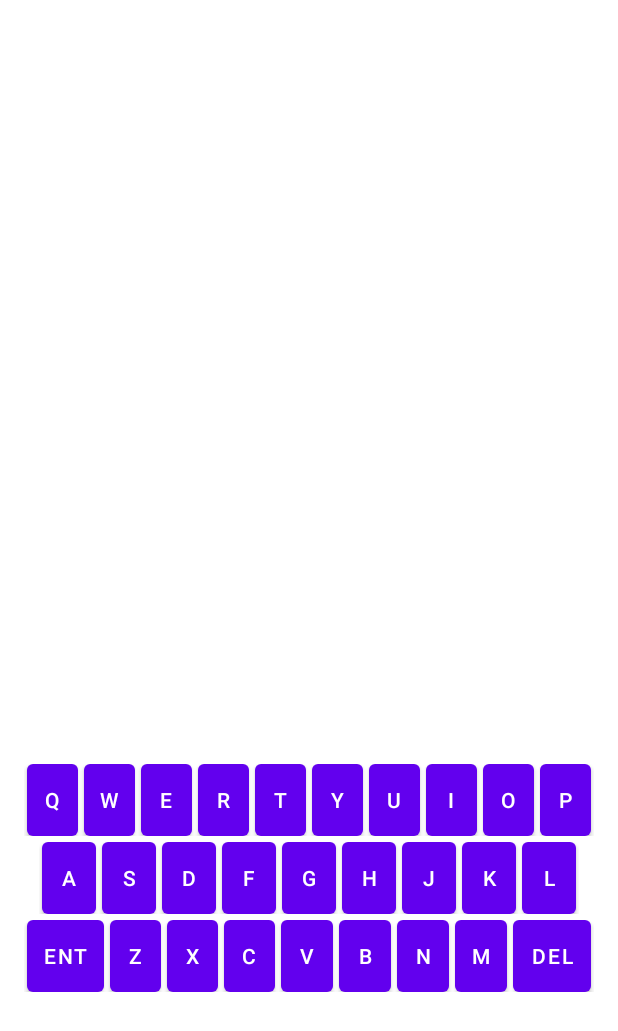
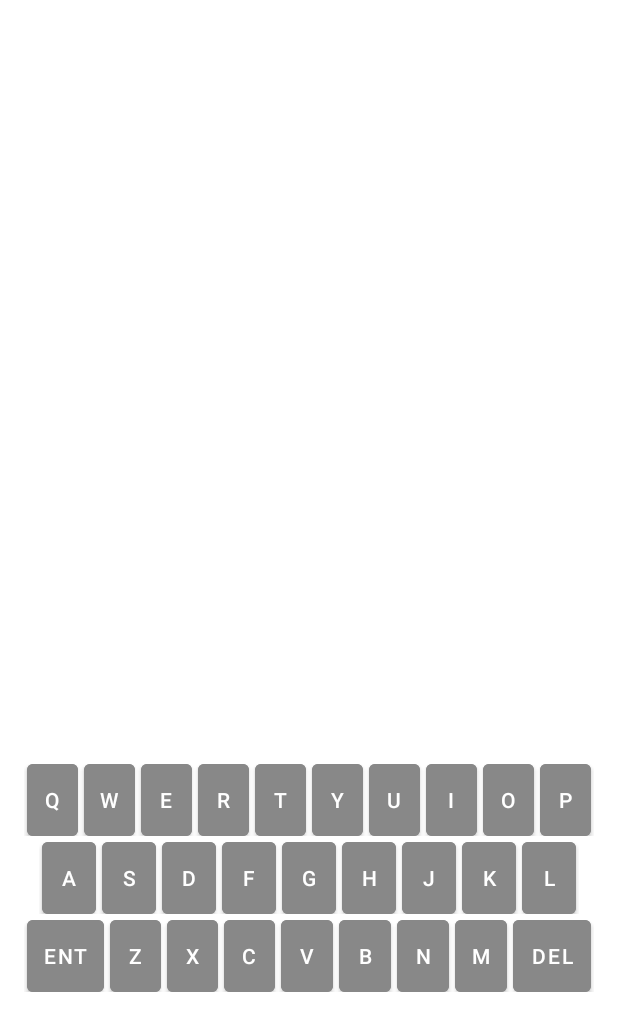
Before and after one commit to NotWordle/NotWordleAndroid, an Android app: the layout activity_game.xml on its own in the app's theme, with its tools: preview values and no code run, on a phone screen of 412 x 824 dp. Shown: the top 1031 px of the screen. Run offline under Robolectric (Android 15) with nearby library versions, the light colour scheme and no system bars; network calls fail.

Commit message:
added feature to update keyboard background based on validity of the letter used; updated keyboard default background to match colors used for Validity::EMPTY

```diff
--- a/app/src/main/java/app/notwordle/GameKeyboard.kt
+++ b/app/src/main/java/app/notwordle/GameKeyboard.kt
@@ -1,6 +1,7 @@
 package app.notwordle
 
 import android.content.Context
+import android.graphics.drawable.Drawable
 import android.text.TextUtils
 import android.util.AttributeSet
 import android.util.SparseArray
@@ -18,100 +19,106 @@ class GameKeyboard @JvmOverloads constructor(
 ) :
     LinearLayout(context, attrs, defStyleAttr), View.OnClickListener {
 
+    // 26 letter keys plus 'enter' and 'delete' keys
+    val keys : Array<Button?> = arrayOfNulls(28)
     private val keyValues = SparseArray<String>()
+
     private var inputConnection: InputConnection? = null
+
     private fun init(context: Context, attrs: AttributeSet?) {
         LayoutInflater.from(context).inflate(R.layout.keyboard, this, true)
 
         // set up on click listeners
-        val buttonA = findViewById<Button>(R.id.button_a)
-        buttonA!!.setOnClickListener(this)
-        val buttonB = findViewById<Button>(R.id.button_b)
-        buttonB!!.setOnClickListener(this)
-        val buttonC = findViewById<Button>(R.id.button_c)
-        buttonC!!.setOnClickListener(this)
-        val buttonD = findViewById<Button>(R.id.button_d)
-        buttonD!!.setOnClickListener(this)
-        val buttonE = findViewById<Button>(R.id.button_e)
-        buttonE!!.setOnClickListener(this)
-        val buttonF = findViewById<Button>(R.id.button_f)
-        buttonF!!.setOnClickListener(this)
-        val buttonG = findViewById<Button>(R.id.button_g)
-        buttonG!!.setOnClickListener(this)
-        val buttonH = findViewById<Button>(R.id.button_h)
-        buttonH!!.setOnClickListener(this)
-        val buttonI = findViewById<Button>(R.id.button_i)
-        buttonI!!.setOnClickListener(this)
-        val buttonJ = findViewById<Button>(R.id.button_j)
-        buttonJ!!.setOnClickListener(this)
-        val buttonK = findViewById<Button>(R.id.button_k)
-        buttonK!!.setOnClickListener(this)
-        val buttonL = findViewById<Button>(R.id.button_l)
-        buttonL!!.setOnClickListener(this)
-        val buttonM = findViewById<Button>(R.id.button_m)
-        buttonM!!.setOnClickListener(this)
-        val buttonN = findViewById<Button>(R.id.button_n)
-        buttonN!!.setOnClickListener(this)
-        val buttonO = findViewById<Button>(R.id.button_o)
-        buttonO!!.setOnClickListener(this)
-        val buttonP = findViewById<Button>(R.id.button_p)
-        buttonP!!.setOnClickListener(this)
-        val buttonQ = findViewById<Button>(R.id.button_q)
-        buttonQ!!.setOnClickListener(this)
-        val buttonR = findViewById<Button>(R.id.button_r)
-        buttonR!!.setOnClickListener(this)
-        val buttonS = findViewById<Button>(R.id.button_s)
-        buttonS!!.setOnClickListener(this)
-        val buttonT = findViewById<Button>(R.id.button_t)
-        buttonT!!.setOnClickListener(this)
-        val buttonU = findViewById<Button>(R.id.button_u)
-        buttonU!!.setOnClickListener(this)
-        val buttonV = findViewById<Button>(R.id.button_v)
-        buttonV!!.setOnClickListener(this)
-        val buttonW = findViewById<Button>(R.id.button_w)
-        buttonW!!.setOnClickListener(this)
-        val buttonX = findViewById<Button>(R.id.button_x)
-        buttonX!!.setOnClickListener(this)
-        val buttonY = findViewById<Button>(R.id.button_y)
-        buttonY!!.setOnClickListener(this)
-        val buttonZ = findViewById<Button>(R.id.button_z)
-        buttonZ!!.setOnClickListener(this)
+        // R.id values for each button are unpredictable, so we have to set them each manually
+        keys[getButtonIndex("A")] = findViewById(R.id.button_a)
+        getKey("A")!!.setOnClickListener(this)
+        keys[getButtonIndex("B")] = findViewById(R.id.button_b)
+        getKey("B")!!.setOnClickListener(this)
+        keys[getButtonIndex("C")] = findViewById(R.id.button_c)
+        getKey("C")!!.setOnClickListener(this)
+        keys[getButtonIndex("D")] = findViewById(R.id.button_d)
+        getKey("D")!!.setOnClickListener(this)
+        keys[getButtonIndex("E")] = findViewById(R.id.button_e)
+        getKey("E")!!.setOnClickListener(this)
+        keys[getButtonIndex("F")] = findViewById(R.id.button_f)
+        getKey("F")!!.setOnClickListener(this)
+        keys[getButtonIndex("G")] = findViewById(R.id.button_g)
+        getKey("G")!!.setOnClickListener(this)
+        keys[getButtonIndex("H")] = findViewById(R.id.button_h)
+        getKey("H")!!.setOnClickListener(this)
+        keys[getButtonIndex("I")] = findViewById(R.id.button_i)
+        getKey("I")!!.setOnClickListener(this)
+        keys[getButtonIndex("J")] = findViewById(R.id.button_j)
+        getKey("J")!!.setOnClickListener(this)
+        keys[getButtonIndex("K")] = findViewById(R.id.button_k)
+        getKey("K")!!.setOnClickListener(this)
+        keys[getButtonIndex("L")] = findViewById(R.id.button_l)
+        getKey("L")!!.setOnClickListener(this)
+        keys[getButtonIndex("M")] = findViewById(R.id.button_m)
+        getKey("M")!!.setOnClickListener(this)
+        keys[getButtonIndex("N")] = findViewById(R.id.button_n)
+        getKey("N")!!.setOnClickListener(this)
+        keys[getButtonIndex("O")] = findViewById(R.id.button_o)
+        getKey("O")!!.setOnClickListener(this)
+        keys[getButtonIndex("P")] = findViewById(R.id.button_p)
+        getKey("P")!!.setOnClickListener(this)
+        keys[getButtonIndex("Q")] = findViewById(R.id.button_q)
+        getKey("Q")!!.setOnClickListener(this)
+        keys[getButtonIndex("R")] = findViewById(R.id.button_r)
+        getKey("R")!!.setOnClickListener(this)
+        keys[getButtonIndex("S")] = findViewById(R.id.button_s)
+        getKey("S")!!.setOnClickListener(this)
+        keys[getButtonIndex("T")] = findViewById(R.id.button_t)
+        getKey("T")!!.setOnClickListener(this)
+        keys[getButtonIndex("U")] = findViewById(R.id.button_u)
+        getKey("U")!!.setOnClickListener(this)
+        keys[getButtonIndex("V")] = findViewById(R.id.button_v)
+        getKey("V")!!.setOnClickListener(this)
+        keys[getButtonIndex("W")] = findViewById(R.id.button_w)
+        getKey("W")!!.setOnClickListener(this)
+        keys[getButtonIndex("X")] = findViewById(R.id.button_x)
+        getKey("X")!!.setOnClickListener(this)
+        keys[getButtonIndex("Y")] = findViewById(R.id.button_y)
+        getKey("Y")!!.setOnClickListener(this)
+        keys[getButtonIndex("Z")] = findViewById(R.id.button_z)
+        getKey("Z")!!.setOnClickListener(this)
 
-        val buttonDelete = findViewById<Button>(R.id.button_delete)
-        buttonDelete!!.setOnClickListener(this)
-        val buttonEnter = findViewById<Button>(R.id.button_enter)
-        buttonEnter!!.setOnClickListener(this)
+        keys[getButtonIndex("del")] = findViewById(R.id.button_delete)
+        getKey("del")!!.setOnClickListener(this)
+        keys[getButtonIndex("ent")] = findViewById(R.id.button_enter)
+        getKey("ent")!!.setOnClickListener(this)
 
-        // map key values
-        keyValues.put(R.id.button_a, "a")
-        keyValues.put(R.id.button_b, "b")
-        keyValues.put(R.id.button_c, "c")
-        keyValues.put(R.id.button_d, "d")
-        keyValues.put(R.id.button_e, "e")
-        keyValues.put(R.id.button_f, "f")
-        keyValues.put(R.id.button_g, "g")
-        keyValues.put(R.id.button_h, "h")
-        keyValues.put(R.id.button_i, "i")
-        keyValues.put(R.id.button_j, "j")
-        keyValues.put(R.id.button_k, "k")
-        keyValues.put(R.id.button_l, "l")
-        keyValues.put(R.id.button_m, "m")
-        keyValues.put(R.id.button_n, "n")
-        keyValues.put(R.id.button_o, "o")
-        keyValues.put(R.id.button_p, "p")
-        keyValues.put(R.id.button_q, "q")
-        keyValues.put(R.id.button_r, "r")
-        keyValues.put(R.id.button_s, "s")
-        keyValues.put(R.id.button_t, "t")
-        keyValues.put(R.id.button_u, "u")
-        keyValues.put(R.id.button_v, "v")
-        keyValues.put(R.id.button_w, "w")
-        keyValues.put(R.id.button_x, "x")
-        keyValues.put(R.id.button_y, "y")
-        keyValues.put(R.id.button_z, "z")
+        for(key in keys) {
+            keyValues.put(key!!.id, key.text.toString())
+        }
+    }
 
-        // TODO this shouldn't new line but should try to check the grid
-        keyValues.put(R.id.button_enter, "\n")
+    /// shortcut to get reference to a specific key
+    fun getKey(keyName: String) : Button? {
+        return keys[getButtonIndex(keyName)]
+    }
+
+    fun updateKeyBackground(keyName: String, color: Int) {
+        getKey(keyName)?.setBackgroundColor(color)
+    }
+
+    /// helper to convert key's character value to array index
+    fun getButtonIndex(keyName: String) : Int {
+        // special keys
+        if(keyName.length > 1) {
+            return when (keyName) {
+                "del" -> {
+                    26
+                }
+                "ent" -> {
+                    27
+                }
+                else -> {
+                    throw ArrayIndexOutOfBoundsException("invalid key name provided!")
+                }
+            }
+        }
+        return keyName[0] - 'A'
     }
 
     override fun onClick(view: View) {
--- a/app/src/main/res/layout/keyboard.xml
+++ b/app/src/main/res/layout/keyboard.xml
@@ -21,6 +21,7 @@
                 android:layout_marginLeft="2dp"
                 android:layout_marginRight="2dp"
                 android:layout_weight="1"
+                android:backgroundTint="#888888"
                 android:insetTop="0dp"
                 android:insetBottom="0dp"
                 android:padding="0dp"
@@ -33,6 +34,7 @@
                 android:layout_marginLeft="2dp"
                 android:layout_marginRight="2dp"
                 android:layout_weight="1"
+                android:backgroundTint="#888888"
                 android:insetTop="0dp"
                 android:insetBottom="0dp"
                 android:padding="0dp"
@@ -45,6 +47,7 @@
                 android:layout_marginLeft="2dp"
                 android:layout_marginRight="2dp"
                 android:layout_weight="1"
+                android:backgroundTint="#888888"
                 android:insetTop="0dp"
                 android:insetBottom="0dp"
                 android:padding="0dp"
@@ -57,6 +60,7 @@
                 android:layout_marginLeft="2dp"
                 android:layout_marginRight="2dp"
                 android:layout_weight="1"
+                android:backgroundTint="#888888"
                 android:insetTop="0dp"
                 android:insetBottom="0dp"
                 android:padding="0dp"
@@ -69,6 +73,7 @@
                 android:layout_marginLeft="2dp"
                 android:layout_marginRight="2dp"
                 android:layout_weight="1"
+                android:backgroundTint="#888888"
                 android:insetTop="0dp"
                 android:insetBottom="0dp"
                 android:padding="0dp"
@@ -81,6 +86,7 @@
                 android:layout_marginLeft="2dp"
                 android:layout_marginRight="2dp"
                 android:layout_weight="1"
+                android:backgroundTint="#888888"
                 android:insetTop="0dp"
                 android:insetBottom="0dp"
                 android:padding="0dp"
@@ -93,6 +99,7 @@
                 android:layout_marginLeft="2dp"
                 android:layout_marginRight="2dp"
                 android:layout_weight="1"
+                android:backgroundTint="#888888"
                 android:insetTop="0dp"
                 android:insetBottom="0dp"
                 android:padding="0dp"
@@ -105,6 +112,7 @@
                 android:layout_marginLeft="2dp"
                 android:layout_marginRight="2dp"
                 android:layout_weight="1"
+                android:backgroundTint="#888888"
                 android:insetTop="0dp"
                 android:insetBottom="0dp"
                 android:padding="0dp"
@@ -117,6 +125,7 @@
                 android:layout_marginLeft="2dp"
                 android:layout_marginRight="2dp"
                 android:layout_weight="1"
+                android:backgroundTint="#888888"
                 android:insetTop="0dp"
                 android:insetBottom="0dp"
                 android:padding="0dp"
@@ -129,6 +138,7 @@
                 android:layout_marginLeft="2dp"
                 android:layout_marginRight="2dp"
                 android:layout_weight="1"
+                android:backgroundTint="#888888"
                 android:insetTop="0dp"
                 android:insetBottom="0dp"
                 android:padding="0dp"
@@ -152,6 +162,7 @@
                 android:layout_marginLeft="2dp"
                 android:layout_marginRight="2dp"
                 android:layout_weight="1"
+                android:backgroundTint="#888888"
                 android:insetTop="0dp"
                 android:insetBottom="0dp"
                 android:padding="0dp"
@@ -164,6 +175,7 @@
                 android:layout_marginLeft="2dp"
                 android:layout_marginRight="2dp"
                 android:layout_weight="1"
+                android:backgroundTint="#888888"
                 android:insetTop="0dp"
                 android:insetBottom="0dp"
                 android:padding="0dp"
@@ -176,6 +188,7 @@
                 android:layout_marginLeft="2dp"
                 android:layout_marginRight="2dp"
                 android:layout_weight="1"
+                android:backgroundTint="#888888"
                 android:insetTop="0dp"
                 android:insetBottom="0dp"
                 android:padding="0dp"
@@ -188,6 +201,7 @@
                 android:layout_marginLeft="2dp"
                 android:layout_marginRight="2dp"
                 android:layout_weight="1"
+                android:backgroundTint="#888888"
                 android:insetTop="0dp"
                 android:insetBottom="0dp"
                 android:padding="0dp"
@@ -200,6 +214,7 @@
                 android:layout_marginLeft="2dp"
                 android:layout_marginRight="2dp"
                 android:layout_weight="1"
+                android:backgroundTint="#888888"
                 android:insetTop="0dp"
                 android:insetBottom="0dp"
                 android:padding="0dp"
@@ -212,6 +227,7 @@
                 android:layout_marginLeft="2dp"
                 android:layout_marginRight="2dp"
                 android:layout_weight="1"
+                android:backgroundTint="#888888"
                 android:insetTop="0dp"
                 android:insetBottom="0dp"
                 android:padding="0dp"
@@ -224,6 +240,7 @@
                 android:layout_marginLeft="2dp"
                 android:layout_marginRight="2dp"
                 android:layout_weight="1"
+                android:backgroundTint="#888888"
                 android:insetTop="0dp"
                 android:insetBottom="0dp"
                 android:padding="0dp"
@@ -236,6 +253,7 @@
                 android:layout_marginLeft="2dp"
                 android:layout_marginRight="2dp"
                 android:layout_weight="1"
+                android:backgroundTint="#888888"
                 android:insetTop="0dp"
                 android:insetBottom="0dp"
                 android:padding="0dp"
@@ -248,6 +266,7 @@
                 android:layout_marginLeft="2dp"
                 android:layout_marginRight="2dp"
                 android:layout_weight="1"
+                android:backgroundTint="#888888"
                 android:insetTop="0dp"
                 android:insetBottom="0dp"
                 android:padding="0dp"
@@ -269,6 +288,7 @@
                 android:layout_marginLeft="2dp"
                 android:layout_marginRight="2dp"
                 android:layout_weight="1.5"
+                android:backgroundTint="#888888"
                 android:insetTop="0dp"
                 android:insetBottom="0dp"
                 android:padding="0dp"
@@ -281,6 +301,7 @@
                 android:layout_marginLeft="2dp"
                 android:layout_marginRight="2dp"
                 android:layout_weight="1"
+                android:backgroundTint="#888888"
                 android:insetTop="0dp"
                 android:insetBottom="0dp"
                 android:padding="0dp"
@@ -293,6 +314,7 @@
                 android:layout_marginLeft="2dp"
                 android:layout_marginRight="2dp"
                 android:layout_weight="1"
+                android:backgroundTint="#888888"
                 android:insetTop="0dp"
                 android:insetBottom="0dp"
                 android:padding="0dp"
@@ -305,6 +327,7 @@
                 android:layout_marginLeft="2dp"
                 android:layout_marginRight="2dp"
                 android:layout_weight="1"
+                android:backgroundTint="#888888"
                 android:insetTop="0dp"
                 android:insetBottom="0dp"
                 android:padding="0dp"
@@ -317,6 +340,7 @@
                 android:layout_marginLeft="2dp"
                 android:layout_marginRight="2dp"
                 android:layout_weight="1"
+                android:backgroundTint="#888888"
                 android:insetTop="0dp"
                 android:insetBottom="0dp"
                 android:padding="0dp"
@@ -329,6 +353,7 @@
                 android:layout_marginLeft="2dp"
                 android:layout_marginRight="2dp"
                 android:layout_weight="1"
+                android:backgroundTint="#888888"
                 android:insetTop="0dp"
                 android:insetBottom="0dp"
                 android:padding="0dp"
@@ -341,6 +366,7 @@
                 android:layout_marginLeft="2dp"
                 android:layout_marginRight="2dp"
                 android:layout_weight="1"
+                android:backgroundTint="#888888"
                 android:insetTop="0dp"
                 android:insetBottom="0dp"
                 android:padding="0dp"
@@ -353,6 +379,7 @@
                 android:layout_marginLeft="2dp"
                 android:layout_marginRight="2dp"
                 android:layout_weight="1"
+                android:backgroundTint="#888888"
                 android:insetTop="0dp"
                 android:insetBottom="0dp"
                 android:padding="0dp"
@@ -365,6 +392,7 @@
                 android:layout_marginLeft="2dp"
                 android:layout_marginRight="2dp"
                 android:layout_weight="1.5"
+                android:backgroundTint="#888888"
                 android:insetTop="0dp"
                 android:insetBottom="0dp"
                 android:padding="0dp"
```
Also changed, not shown: app/src/main/java/app/notwordle/GameActivity.kt (+51 -33 lines), app/src/main/java/app/notwordle/objects/Game.kt (+18 -0 lines), app/src/main/java/app/notwordle/objects/Grid.kt (+16 -0 lines), app/src/main/java/app/notwordle/objects/Space.kt (+20 -1 lines), 1 other file.
